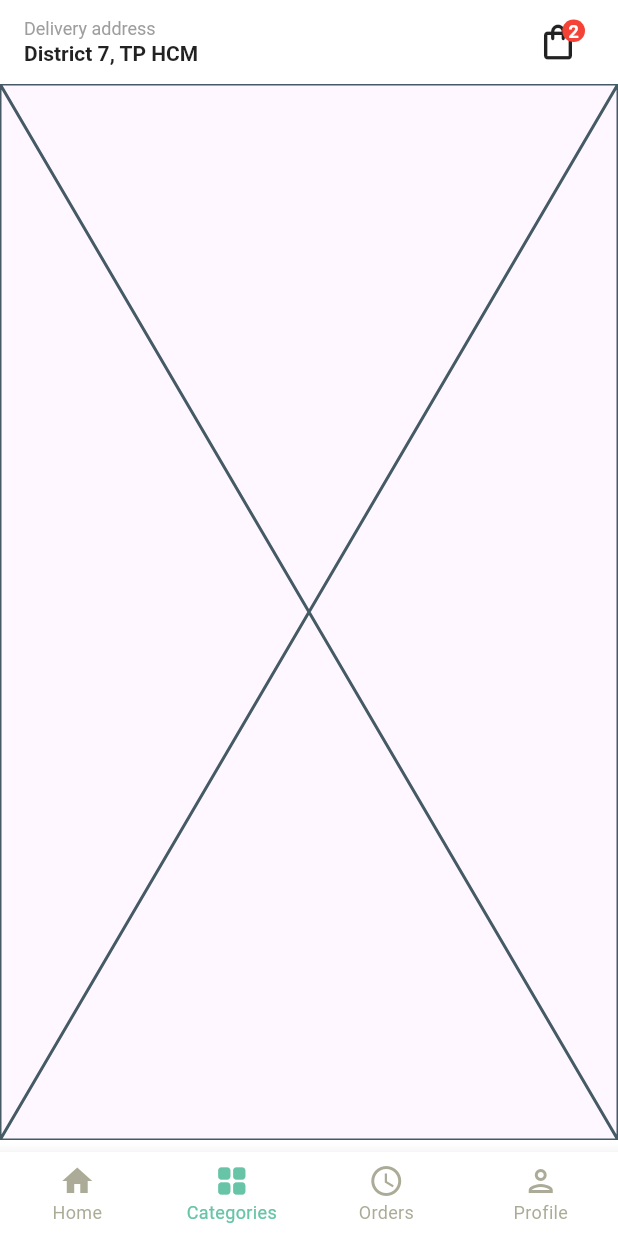
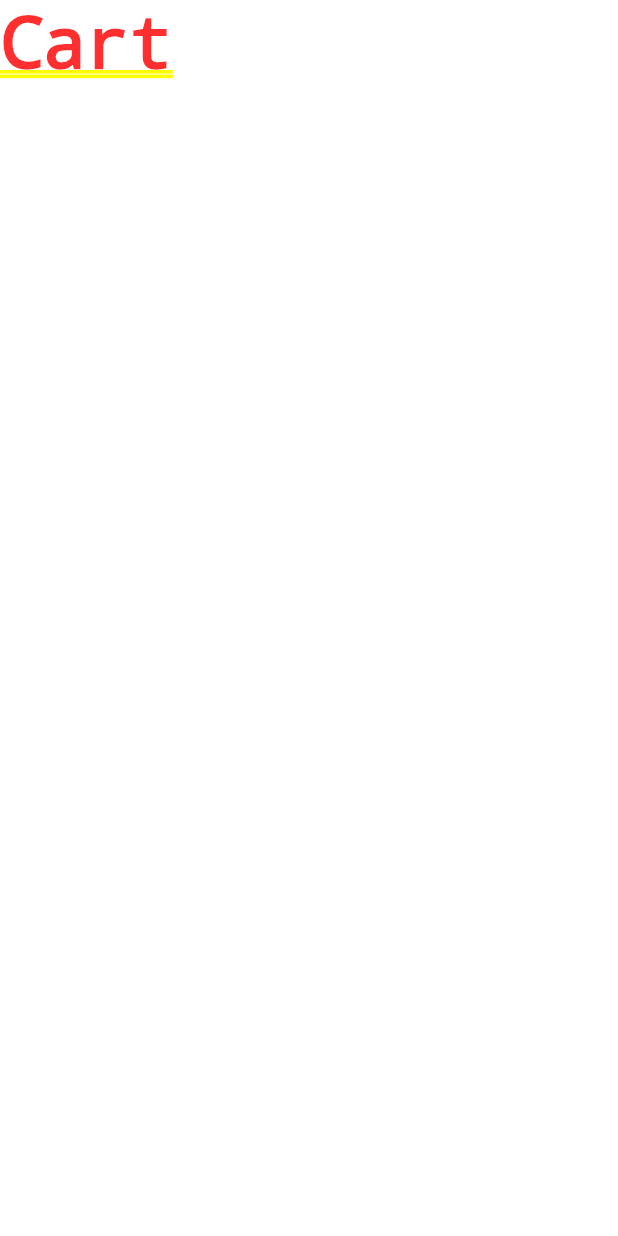
Before and after one commit to ndhue/final_flutter_ecommerce, a Flutter app: the screen it shows after launch, item 2 of the bottom bar chosen, after a tap on the "shopping bag" icon, on a phone screen of 412 x 824 dp. Run offline on Flutter 3.47's test engine with Material 3 defaults, Android fonts, the phone set to English and light mode, and no system bars.

Commit message:
create cart base screen

```diff
--- a/lib/routes/route_constants.dart
+++ b/lib/routes/route_constants.dart
@@ -3,3 +3,4 @@ const String entryPointScreenRoute = "entry_point";
 const String categoriesScreenRoute = "categories";
 const String profileScreenRoute = "profile";
 const String ordersScreenRoute = "orders";
+const String cartScreenRoute = "cart";
--- a/lib/routes/router.dart
+++ b/lib/routes/router.dart
@@ -21,6 +21,9 @@ Route<dynamic> generateRoute(RouteSettings settings) {
     case entryPointScreenRoute:
       return MaterialPageRoute(builder: (context) => const EntryPoint());
 
+    case cartScreenRoute:
+      return MaterialPageRoute(builder: (context) => const CartScreen());
+
     default:
       return MaterialPageRoute(builder: (context) => const HomeScreen());
   }
--- /dev/null
+++ b/lib/screens/cart/cart_screen.dart
@@ -0,0 +1,15 @@
+import 'package:flutter/material.dart';
+
+class CartScreen extends StatefulWidget {
+  const CartScreen({super.key});
+
+  @override
+  State<CartScreen> createState() => _CartScreenState();
+}
+
+class _CartScreenState extends State<CartScreen> {
+  @override
+  Widget build(BuildContext context) {
+    return const Text('Cart');
+  }
+}
--- a/lib/screens/entry_point.dart
+++ b/lib/screens/entry_point.dart
@@ -1,3 +1,4 @@
+import 'package:final_ecommerce/routes/route_constants.dart';
 import 'package:final_ecommerce/screens/screen_export.dart';
 import 'package:flutter/material.dart';
 
@@ -56,7 +57,9 @@ class _EntryPointState extends State<EntryPoint> {
                     color: Colors.black87,
                     size: 28,
                   ),
-                  onPressed: () {},
+                  onPressed: () {
+                    Navigator.pushNamed(context, cartScreenRoute);
+                  },
                 ),
               ),
               Positioned(
--- a/lib/screens/screen_export.dart
+++ b/lib/screens/screen_export.dart
@@ -1,3 +1,4 @@
+export '/screens/cart/cart_screen.dart';
 export '/screens/categories/categories_screen.dart';
 export '/screens/home/home_screen.dart';
 export '/screens/orders/orders_screen.dart';
```
